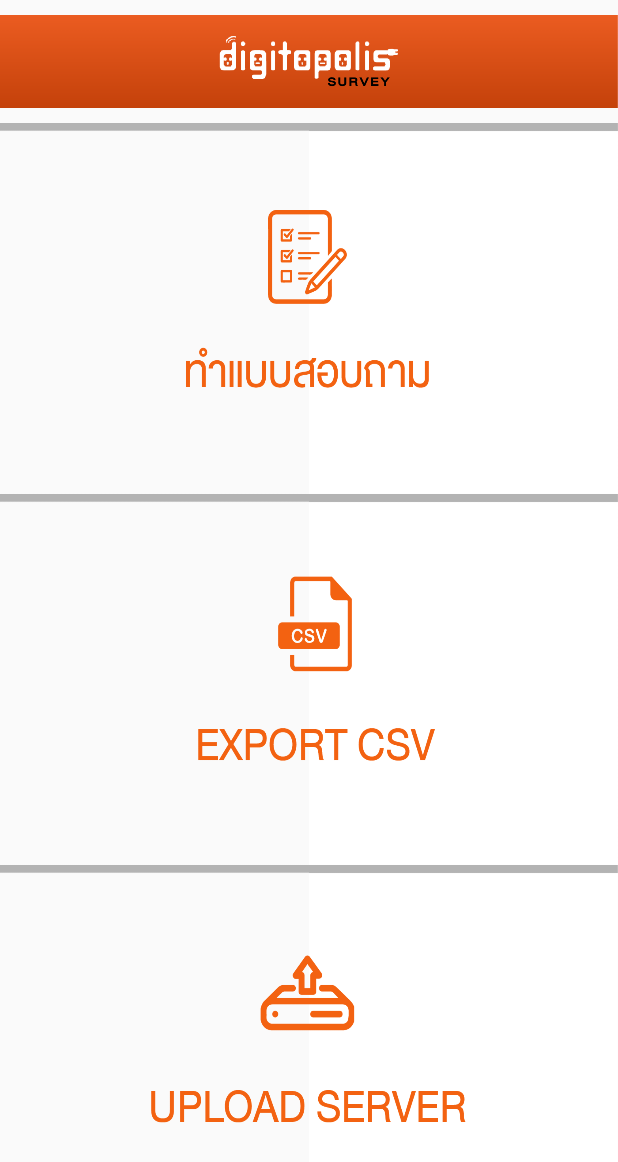
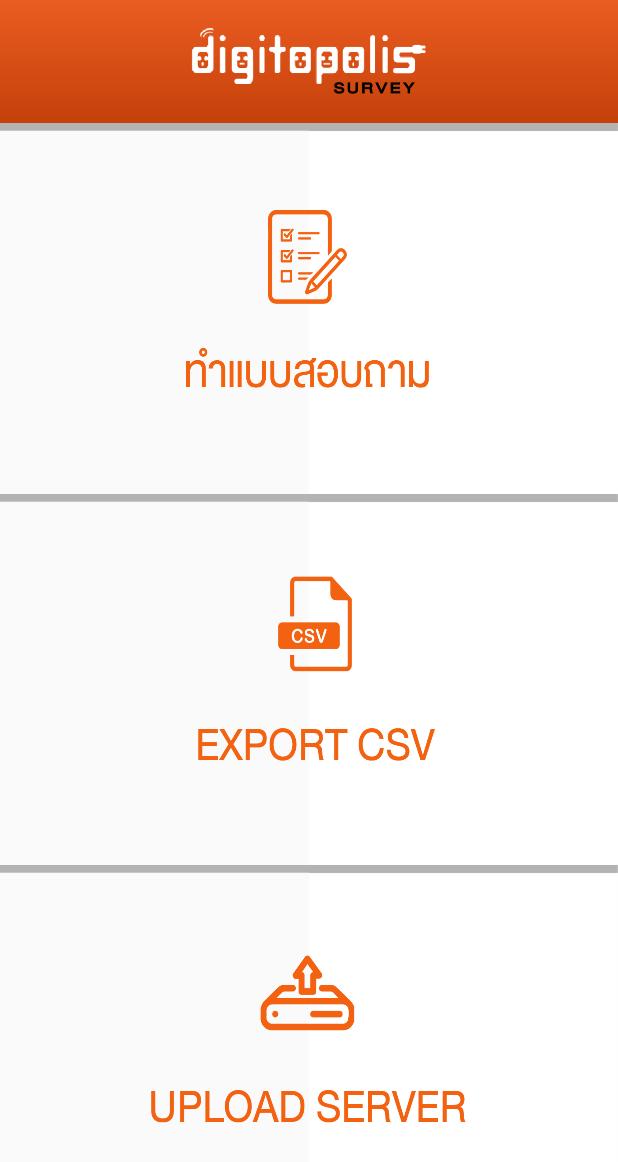
Before and after one commit to Tsunaji/visitorregister, an Android app: the screen it shows after launch (MenuActivity), on a phone screen of 412 x 824 dp. Shown: the top 1162 px of the screen. Run offline under Robolectric (Android 15) with nearby library versions, the phone set to English and light mode, and no system bars; libraries missing offline, so code that uses them is left out: au.com.bytecode.

Commit message:
fix text

```diff
--- a/app/src/main/AndroidManifest.xml
+++ b/app/src/main/AndroidManifest.xml
@@ -6,7 +6,7 @@
 
     <application
         android:allowBackup="true"
-        android:icon="@drawable/edit_column_50"
+        android:icon="@drawable/logo_digi_survey"
         android:label="@string/app_name"
         android:theme="@style/Theme.AppCompat.Light.NoActionBar"
         android:largeHeap="true"
--- a/app/src/main/java/com/digitopolis/visitorregister/MainActivity.java
+++ b/app/src/main/java/com/digitopolis/visitorregister/MainActivity.java
@@ -10,11 +10,13 @@ import android.database.sqlite.SQLiteDatabase;
 import android.os.Environment;
 import android.support.v7.app.AppCompatActivity;
 import android.os.Bundle;
+import android.text.InputType;
 import android.util.Log;
 import android.view.KeyEvent;
 import android.view.Menu;
 import android.view.MenuItem;
 import android.view.View;
+import android.view.inputmethod.InputMethod;
 import android.view.inputmethod.InputMethodManager;
 import android.widget.Button;
 import android.widget.EditText;
@@ -91,6 +93,7 @@ public class MainActivity extends AppCompatActivity {
         mHelper = new DBHelper(this);
 
         email = (EditText) findViewById(R.id.editText);
+        email.setInputType(InputType.TYPE_CLASS_TEXT | InputType.TYPE_TEXT_VARIATION_EMAIL_ADDRESS);
         InputMethodManager imm = (InputMethodManager) getSystemService(Context.INPUT_METHOD_SERVICE);
         imm.showSoftInput(email, InputMethodManager.SHOW_IMPLICIT);
 
--- a/app/src/main/res/layout/activity_main.xml
+++ b/app/src/main/res/layout/activity_main.xml
@@ -332,7 +332,7 @@
                     android:layout_width="wrap_content"
                     android:layout_height="wrap_content"
                     android:textAppearance="?android:attr/textAppearanceSmall"
-                    android:text="ความเข้าใจในการใช้งาน UI"
+                    android:text="ความเข้าใจในการใช้งาน"
                     android:id="@+id/textView11"
                     android:layout_marginLeft="20dp"
                     android:layout_marginTop="12dp" />
--- a/app/src/main/res/layout/menu_layout.xml
+++ b/app/src/main/res/layout/menu_layout.xml
@@ -8,6 +8,7 @@
         android:layout_width="match_parent"
         android:layout_height="0dp"
         android:src="@drawable/digi_survey_h"
+        android:scaleType="centerCrop"
         android:adjustViewBounds="true"
         android:layout_weight="1"
         />
```
Also changed, not shown: app/src/main/res/drawable/logo_digi_survey.png (added).
